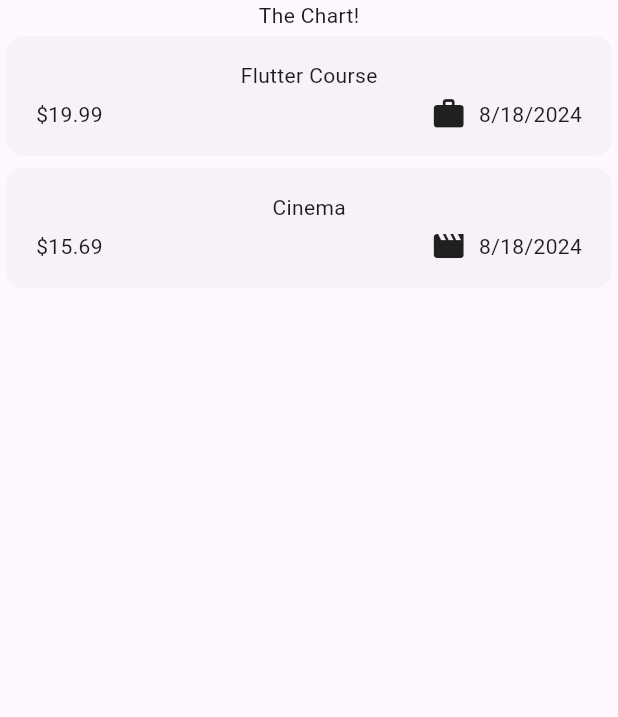
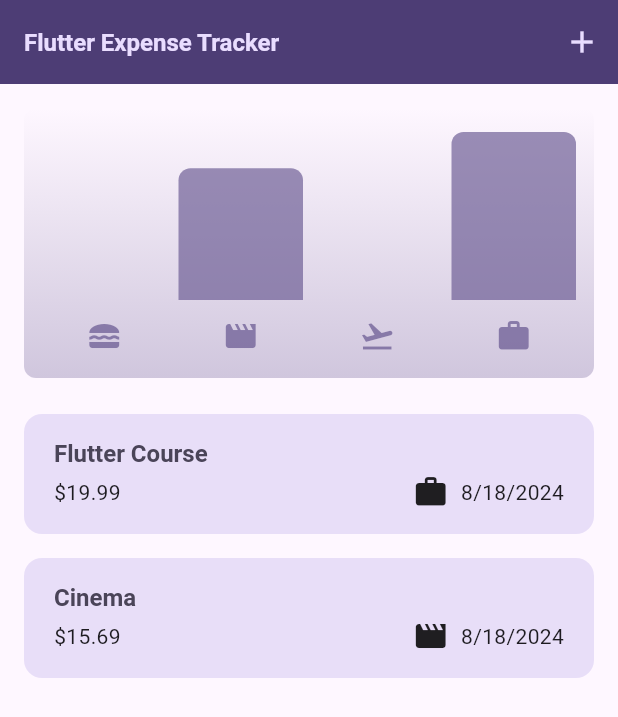
Before and after one commit to endrose/expanse_tracker, a Flutter app: the screen it shows after launch, on a phone screen of 412 x 824 dp. Shown: the top 717 px of the screen. Run offline on Flutter 3.47's test engine with Material 3 defaults, Android fonts, the phone set to English and light mode, and no system bars.

```diff
--- /dev/null
+++ b/lib/chart/chart.dart
@@ -0,0 +1,97 @@
+import 'package:expanse_tracker/chart/chart_bar.dart';
+import 'package:expanse_tracker/models/expanse.dart';
+import 'package:flutter/material.dart';
+
+class Chart extends StatelessWidget {
+  const Chart({
+    super.key,
+    required this.expenses,
+  });
+
+  final List<Expanse> expenses;
+
+  List<ExpanseBucket> get buckets {
+    return [
+      ExpanseBucket.forCategory(expenses, Category.food),
+      ExpanseBucket.forCategory(expenses, Category.leisure),
+      ExpanseBucket.forCategory(expenses, Category.travel),
+      ExpanseBucket.forCategory(expenses, Category.work),
+    ];
+  }
+
+  double get maxTotalExpense {
+    double maxTotalExpense = 0;
+
+    for (final bucket in buckets) {
+      if (bucket.totalExpanse > maxTotalExpense) {
+        maxTotalExpense = bucket.totalExpanse;
+      }
+    }
+
+    return maxTotalExpense;
+  }
+
+  @override
+  Widget build(BuildContext context) {
+    final isDarkMode =
+        MediaQuery.of(context).platformBrightness == Brightness.dark;
+    return Container(
+      margin: const EdgeInsets.all(16),
+      padding: const EdgeInsets.symmetric(
+        vertical: 16,
+        horizontal: 8,
+      ),
+      width: double.infinity,
+      height: 180,
+      decoration: BoxDecoration(
+        borderRadius: BorderRadius.circular(8),
+        gradient: LinearGradient(
+          colors: [
+            Theme.of(context).colorScheme.primary.withOpacity(0.3),
+            Theme.of(context).colorScheme.primary.withOpacity(0.0)
+          ],
+          begin: Alignment.bottomCenter,
+          end: Alignment.topCenter,
+        ),
+      ),
+      child: Column(
+        children: [
+          Expanded(
+            child: Row(
+              crossAxisAlignment: CrossAxisAlignment.end,
+              children: [
+                for (final bucket in buckets) // alternative to map()
+                  ChartBar(
+                    fill: bucket.totalExpanse == 0
+                        ? 0
+                        : bucket.totalExpanse / maxTotalExpense,
+                  )
+              ],
+            ),
+          ),
+          const SizedBox(height: 12),
+          Row(
+            children: buckets
+                .map(
+                  (bucket) => Expanded(
+                    child: Padding(
+                      padding: const EdgeInsets.symmetric(horizontal: 4),
+                      child: Icon(
+                        categoryIcons[bucket.category],
+                        color: isDarkMode
+                            ? Theme.of(context).colorScheme.secondary
+                            : Theme.of(context)
+                                .colorScheme
+                                .primary
+                                .withOpacity(0.7),
+                      ),
+                    ),
+                  ),
+                )
+                .toList(),
+          )
+        ],
+      ),
+    );
+  }
+}
--- /dev/null
+++ b/lib/chart/chart_bar.dart
@@ -0,0 +1,34 @@
+import 'package:flutter/material.dart';
+
+class ChartBar extends StatelessWidget {
+  const ChartBar({
+    super.key,
+    required this.fill,
+  });
+
+  final double fill;
+
+  @override
+  Widget build(BuildContext context) {
+    final isDarkMode =
+        MediaQuery.of(context).platformBrightness == Brightness.dark;
+    return Expanded(
+      child: Padding(
+        padding: const EdgeInsets.symmetric(horizontal: 4),
+        child: FractionallySizedBox(
+          heightFactor: fill,
+          child: DecoratedBox(
+            decoration: BoxDecoration(
+              shape: BoxShape.rectangle,
+              borderRadius:
+                  const BorderRadius.vertical(top: Radius.circular(8)),
+              color: isDarkMode
+                  ? Theme.of(context).colorScheme.secondary
+                  : Theme.of(context).colorScheme.primary.withOpacity(0.65),
+            ),
+          ),
+        ),
+      ),
+    );
+  }
+}
--- a/lib/models/expanse.dart
+++ b/lib/models/expanse.dart
@@ -1,6 +1,8 @@
 import 'package:flutter/material.dart';
 import 'package:intl/intl.dart';
 import 'package:uuid/uuid.dart';
+
+final formatterDate = DateFormat.yMd();
 
 const uuid = Uuid();
 
@@ -34,3 +36,28 @@ class Expanse {
     return formatter.format(date);
   }
 }
+
+class ExpanseBucket {
+  //
+  const ExpanseBucket({
+    required this.category,
+    required this.expanse,
+  });
+
+  ExpanseBucket.forCategory(List<Expanse> allExpanses, this.category)
+      : expanse = allExpanses
+            .where((expanse) => expanse.category == category)
+            .toList();
+
+  final Category category;
+  final List<Expanse> expanse;
+
+  double get totalExpanse {
+    double sum = 0;
+    for (final expanse in expanse) {
+      sum += expanse.amount;
+    }
+    return sum;
+  }
+  //
+}
--- a/lib/widgets/expanses.dart
+++ b/lib/widgets/expanses.dart
@@ -1,5 +1,7 @@
+import 'package:expanse_tracker/chart/chart.dart';
 import 'package:expanse_tracker/widgets/expenses_list/expanses_list.dart';
 import 'package:expanse_tracker/models/expanse.dart';
+import 'package:expanse_tracker/widgets/new_expense.dart';
 import 'package:flutter/material.dart';
 
 class Expanses extends StatefulWidget {
@@ -26,17 +28,105 @@ class _ExpansesState extends State<Expanses> {
         category: Category.leisure),
   ];
 
-  @override
-  Widget build(BuildContext context) {
-    return Scaffold(
-      body: Column(
-        children: [
-          const Text('The Chart!'),
-          Expanded(
-            child: ExpansesList(expanses: _registerExpanses),
-          ),
-        ],
+  void _openAddExpenseOverlay() {
+    //
+    showModalBottomSheet(
+      isScrollControlled: true,
+      context: context,
+      builder: (context) => NewExpense(
+        onAddExpense: _addExpense,
       ),
     );
   }
+
+  void _addExpense(Expanse expense) {
+    //
+    setState(() {
+      _registerExpanses.add(expense);
+    });
+  }
+
+  void _removeExpense(Expanse expense) {
+    final expenseIndex = _registerExpanses.indexOf(expense);
+    setState(() {
+      _registerExpanses.remove(expense);
+    });
+
+    ScaffoldMessenger.of(context).clearSnackBars();
+    ScaffoldMessenger.of(context).showSnackBar(SnackBar(
+      content: const Text('Expense Deleted.'),
+      duration: const Duration(
+        seconds: 3,
+      ),
+      action: SnackBarAction(
+        label: 'Undo',
+        onPressed: () {
+          setState(() {
+            _registerExpanses.insert(expenseIndex, expense);
+          });
+        },
+      ),
+    ));
+  }
+
+  @override
+  Widget build(BuildContext context) {
+    final widthDevice = MediaQuery.of(context).size.width;
+
+    print({
+      "height": MediaQuery.of(context).size.height,
+      "width": MediaQuery.of(context).size.width,
+    });
+
+    Widget mainContent = const Center(
+      child: Text('No expenses found. Start adding some!'),
+    );
+
+    if (_registerExpanses.isNotEmpty) {
+      mainContent = ExpansesList(
+        expanses: _registerExpanses,
+        onRemoveExpense: (expense) {
+          _removeExpense(expense);
+        },
+      );
+    }
+
+    return Scaffold(
+        // Toolbar with the add button => Row()
+        appBar: AppBar(
+          title: const Text('Flutter Expense Tracker'),
+          actions: [
+            //
+            IconButton(
+              onPressed: _openAddExpenseOverlay,
+              icon: const Icon(Icons.add),
+            ),
+          ],
+        ),
+        body: widthDevice < 600
+            ? Column(
+                children: [
+                  // const Text('The Chart!'),
+                  Chart(
+                    expenses: _registerExpanses,
+                  ),
+                  Expanded(
+                    child: mainContent,
+                  ),
+                ],
+              )
+            : Row(
+                children: [
+                  // const Text('The Chart!'),
+                  Expanded(
+                    child: Chart(
+                      expenses: _registerExpanses,
+                    ),
+                  ),
+                  Expanded(
+                    child: mainContent,
+                  ),
+                ],
+              ));
+  }
 }
--- a/lib/widgets/expenses_list/expanse_item.dart
+++ b/lib/widgets/expenses_list/expanse_item.dart
@@ -19,9 +19,11 @@ class ExpanseItem extends StatelessWidget {
           vertical: 16,
         ),
         child: Column(
+          crossAxisAlignment: CrossAxisAlignment.start,
           children: [
             Text(
               expanse.title,
+              style: Theme.of(context).textTheme.titleLarge,
             ),
             const SizedBox(
               height: 4,
--- a/lib/widgets/expenses_list/expanses_list.dart
+++ b/lib/widgets/expenses_list/expanses_list.dart
@@ -6,16 +6,32 @@ class ExpansesList extends StatelessWidget {
   const ExpansesList({
     super.key,
     required this.expanses,
+    required this.onRemoveExpense,
   });
 
+  final void Function(Expanse expense) onRemoveExpense;
   final List<Expanse> expanses;
 
   @override
   Widget build(BuildContext context) {
     return ListView.builder(
       itemCount: expanses.length,
-      itemBuilder: (context, index) => Expanded(
-        child: ExpanseItem(expanses[index]),
+      itemBuilder: (context, index) => Dismissible(
+        background: Container(
+          color: Theme.of(context).colorScheme.error,
+          margin: EdgeInsets.symmetric(
+            horizontal: Theme.of(context).cardTheme.margin!.horizontal,
+          ),
+        ),
+        onDismissed: (direction) {
+          onRemoveExpense(expanses[index]);
+        },
+        key: ValueKey(expanses[index]),
+        child: Expanded(
+          child: ExpanseItem(
+            expanses[index],
+          ),
+        ),
       ),
     );
   }
```
Also changed, not shown: lib/main.dart (+61 -2 lines), lib/widgets/new_expense.dart (added, +236 -0 lines).
